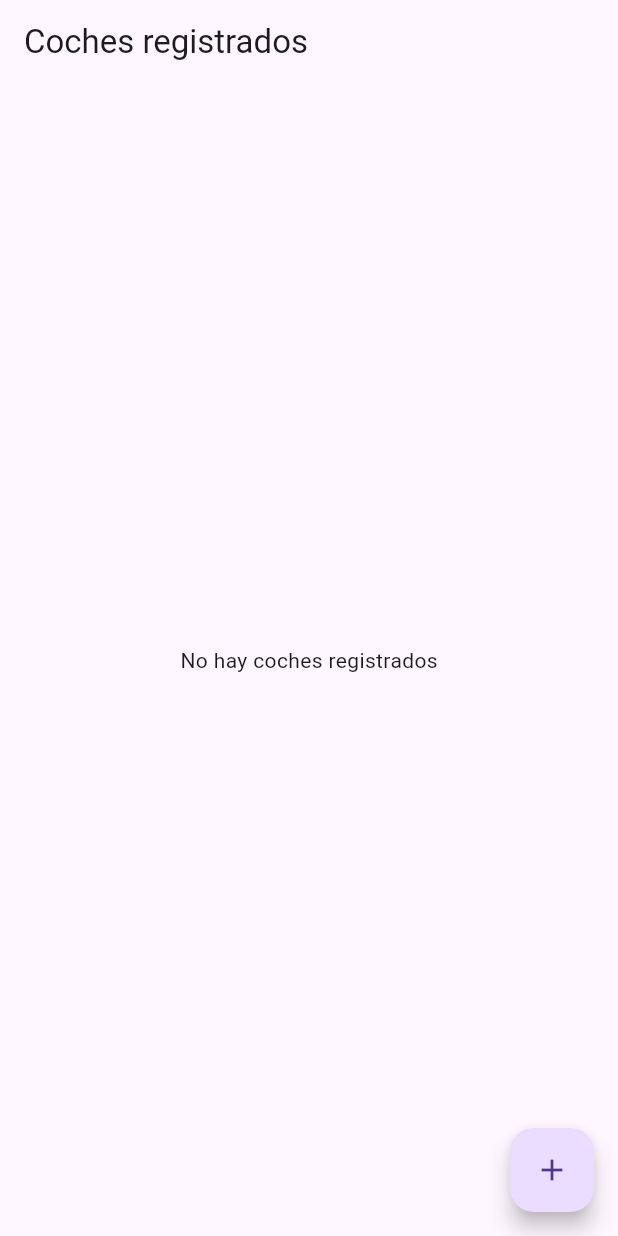
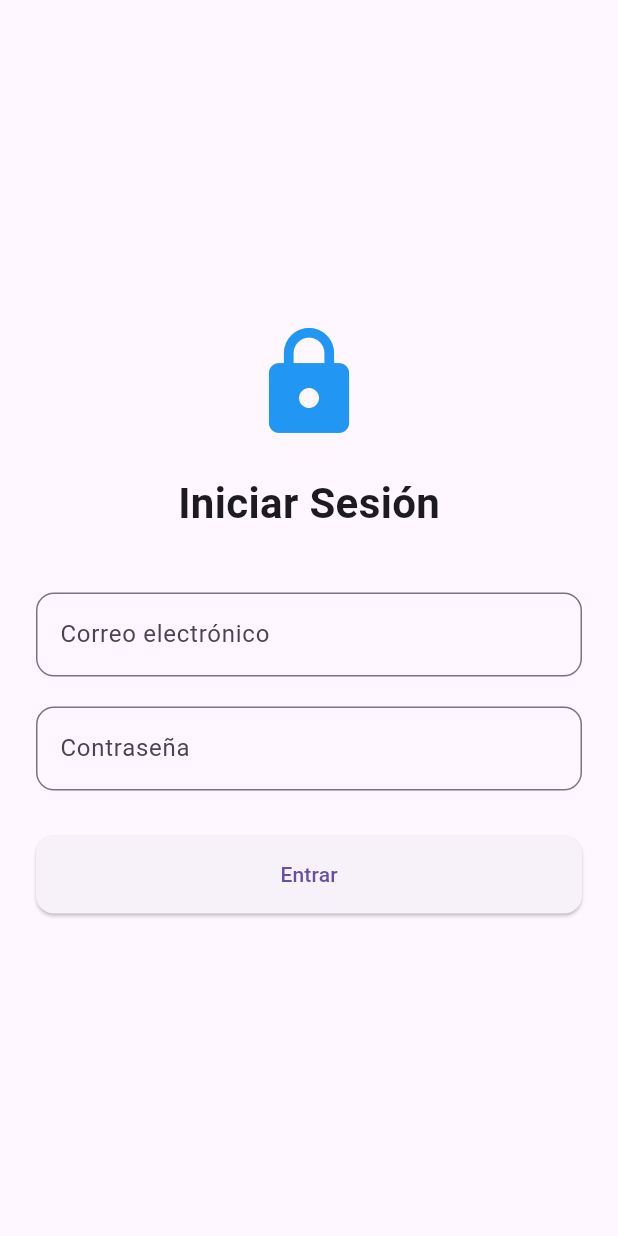
Before and after one commit to ValetFlowQR/valetFlowQR, a Flutter app: the screen it shows after launch, on a phone screen of 412 x 824 dp. Run offline on Flutter 3.47's test engine with Material 3 defaults, Android fonts, the phone set to English and light mode, and no system bars; our stand-ins replace cloud_firestore, firebase_core; accounts and stored records are empty.

Commit message:
Se añadio la página de Inicio de sesión para los valets

```diff
--- /dev/null
+++ b/apps/valetflow_qr/lib/login_screen.dart
@@ -0,0 +1,71 @@
+import 'package:flutter/material.dart';
+
+class LoginScreen extends StatelessWidget {
+  const LoginScreen({super.key});
+
+  @override
+  Widget build(BuildContext context) {
+    return Scaffold(
+      body: Center(
+        child: Padding(
+          padding: const EdgeInsets.all(24.0),
+          child: Column(
+            mainAxisAlignment: MainAxisAlignment.center,
+            children: [
+              const Icon(Icons.lock, size: 80, color: Colors.blue),
+              const SizedBox(height: 20),
+              const Text(
+                "Iniciar Sesión",
+                style: TextStyle(fontSize: 28, fontWeight: FontWeight.bold),
+              ),
+              const SizedBox(height: 40),
+
+              // Campo de correo
+              TextField(
+                decoration: InputDecoration(
+                  labelText: "Correo electrónico",
+                  border: OutlineInputBorder(
+                    borderRadius: BorderRadius.circular(12),
+                  ),
+                ),
+              ),
+              const SizedBox(height: 20),
+
+              // Campo de contraseña
+              TextField(
+                obscureText: true,
+                decoration: InputDecoration(
+                  labelText: "Contraseña",
+                  border: OutlineInputBorder(
+                    borderRadius: BorderRadius.circular(12),
+                  ),
+                ),
+              ),
+              const SizedBox(height: 30),
+
+              // Botón de login
+              SizedBox(
+                width: double.infinity,
+                child: ElevatedButton(
+                  onPressed: () {
+                    // Aquí va la lógica de login (Firebase Auth, etc.)
+                    ScaffoldMessenger.of(context).showSnackBar(
+                      const SnackBar(content: Text("Iniciaste sesión")),
+                    );
+                  },
+                  style: ElevatedButton.styleFrom(
+                    padding: const EdgeInsets.symmetric(vertical: 16),
+                    shape: RoundedRectangleBorder(
+                      borderRadius: BorderRadius.circular(12),
+                    ),
+                  ),
+                  child: const Text("Entrar"),
+                ),
+              ),
+            ],
+          ),
+        ),
+      ),
+    );
+  }
+}
--- a/apps/valetflow_qr/lib/main.dart
+++ b/apps/valetflow_qr/lib/main.dart
@@ -1,14 +1,7 @@
 import 'package:flutter/material.dart';
-import 'package:firebase_core/firebase_core.dart';
-import 'package:shared/shared.dart'; // aquí ya exportas firebase_service y modelos
+import 'login_screen.dart';
 
-void main() async {
-  WidgetsFlutterBinding.ensureInitialized();
-
-  if (Firebase.apps.isEmpty) {
-    await Firebase.initializeApp();
-  }
-
+void main() {
   runApp(const MyApp());
 }
 
@@ -19,53 +12,9 @@ class MyApp extends StatelessWidget {
   Widget build(BuildContext context) {
     return MaterialApp(
       title: 'Valet Flow QR',
+      debugShowCheckedModeBanner: false,
       theme: ThemeData(primarySwatch: Colors.blue),
-      home: const CarsScreen(),
+      home: const LoginScreen(),
     );
   }
 }
-
-class CarsScreen extends StatelessWidget {
-  const CarsScreen({super.key});
-
-  @override
-  Widget build(BuildContext context) {
-    return Scaffold(
-      appBar: AppBar(title: const Text("Coches registrados")),
-      body: StreamBuilder(
-        stream: FirebaseService.listenCars(),
-        builder: (context, snapshot) {
-          if (snapshot.connectionState == ConnectionState.waiting) {
-            return const Center(child: CircularProgressIndicator());
-          }
-          if (snapshot.hasError) {
-            return Center(child: Text("Error: ${snapshot.error}"));
-          }
-          final cars = snapshot.data ?? [];
-          if (cars.isEmpty) {
-            return const Center(child: Text("No hay coches registrados"));
-          }
-          return ListView.builder(
-            itemCount: cars.length,
-            itemBuilder: (context, index) {
-              final car = cars[index];
-              return ListTile(
-                title: Text(car.plateNumber),
-                subtitle: Text(car.model ?? "Modelo desconocido"),
-              );
-            },
-          );
-        },
-      ),
-      floatingActionButton: FloatingActionButton(
-        onPressed: () async {
-          // 🔹 Inserta un coche de prueba en Firestore
-          await FirebaseService.addCar(
-            Car(plateNumber: "ABC-123", model: "Honda Civic", color: "Rojo"),
-          );
-        },
-        child: const Icon(Icons.add),
-      ),
-    );
-  }
-}
```
